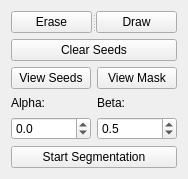
The window that segmentationwidget.ui (GIBIS-UNIFESP/BIAL-GUI) describes before a commit, drawn with Qt 5.
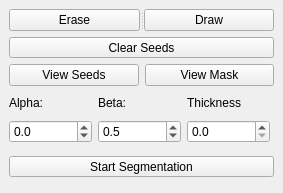
The same window after the commit.

Commit message: Added thickness to draw lines

The edit to the form file:
```diff
--- a/segmentationwidget.ui
+++ b/segmentationwidget.ui
@@ -6,76 +6,48 @@
    <rect>
     <x>0</x>
     <y>0</y>
-    <width>184</width>
-    <height>179</height>
+    <width>283</width>
+    <height>193</height>
    </rect>
   </property>
   <property name="windowTitle">
    <string>Form</string>
   </property>
-  <layout class="QGridLayout" name="gridLayout">
-   <item row="4" column="0">
-    <widget class="QDoubleSpinBox" name="AlphaSpinBox">
-     <property name="decimals">
-      <number>1</number>
-     </property>
-     <property name="minimum">
-      <double>-1.000000000000000</double>
-     </property>
-     <property name="maximum">
-      <double>1.000000000000000</double>
-     </property>
-     <property name="singleStep">
-      <double>0.100000000000000</double>
-     </property>
-    </widget>
-   </item>
-   <item row="4" column="1">
-    <widget class="QDoubleSpinBox" name="BetaSpinBox">
-     <property name="decimals">
-      <number>1</number>
-     </property>
-     <property name="maximum">
-      <double>4.000000000000000</double>
-     </property>
-     <property name="singleStep">
-      <double>0.100000000000000</double>
-     </property>
-     <property name="value">
-      <double>0.500000000000000</double>
-     </property>
-    </widget>
-   </item>
-   <item row="1" column="0" colspan="2">
     <widget class="QPushButton" name="ClearButton">
+   <property name="geometry">
+    <rect>
+     <x>9</x>
+     <y>37</y>
+     <width>265</width>
+     <height>21</height>
+    </rect>
+   </property>
      <property name="text">
       <string>Clear Seeds</string>
      </property>
     </widget>
-   </item>
-   <item row="3" column="0">
-    <widget class="QLabel" name="label">
-     <property name="text">
-      <string>Alpha:</string>
-     </property>
-    </widget>
-   </item>
-   <item row="5" column="0" colspan="2">
     <widget class="QPushButton" name="SegmentationButton">
+   <property name="geometry">
+    <rect>
+     <x>9</x>
+     <y>156</y>
+     <width>265</width>
+     <height>21</height>
+    </rect>
+   </property>
      <property name="text">
       <string>Start Segmentation</string>
      </property>
     </widget>
-   </item>
-   <item row="3" column="1">
-    <widget class="QLabel" name="label_2">
-     <property name="text">
-      <string>Beta:</string>
-     </property>
-    </widget>
-   </item>
-   <item row="0" column="0" colspan="2">
     <widget class="QSplitter" name="splitter">
+   <property name="geometry">
+    <rect>
+     <x>9</x>
+     <y>9</y>
+     <width>265</width>
+     <height>22</height>
+    </rect>
+   </property>
      <property name="orientation">
       <enum>Qt::Horizontal</enum>
      </property>
@@ -102,9 +74,15 @@
       </property>
      </widget>
     </widget>
-   </item>
-   <item row="2" column="0">
     <widget class="QPushButton" name="pushButtonShowSeeds">
+   <property name="geometry">
+    <rect>
+     <x>9</x>
+     <y>64</y>
+     <width>130</width>
+     <height>22</height>
+    </rect>
+   </property>
      <property name="text">
       <string>View Seeds</string>
      </property>
@@ -112,9 +90,15 @@
       <bool>true</bool>
      </property>
     </widget>
-   </item>
-   <item row="2" column="1">
     <widget class="QPushButton" name="pushButtonShowMask">
+   <property name="geometry">
+    <rect>
+     <x>145</x>
+     <y>64</y>
+     <width>129</width>
+     <height>22</height>
+    </rect>
+   </property>
      <property name="text">
       <string>View Mask</string>
      </property>
@@ -122,8 +106,85 @@
       <bool>true</bool>
      </property>
     </widget>
-   </item>
-  </layout>
+  <widget class="QWidget" name="">
+   <property name="geometry">
+    <rect>
+     <x>9</x>
+     <y>92</y>
+     <width>261</width>
+     <height>51</height>
+    </rect>
+   </property>
+   <layout class="QGridLayout" name="gridLayout">
+    <item row="0" column="0" colspan="3">
+     <layout class="QHBoxLayout" name="horizontalLayout">
+      <item>
+       <widget class="QLabel" name="label">
+        <property name="text">
+         <string>Alpha:</string>
+        </property>
+       </widget>
+      </item>
+      <item>
+       <widget class="QLabel" name="label_2">
+        <property name="text">
+         <string>Beta:</string>
+        </property>
+       </widget>
+      </item>
+      <item>
+       <widget class="QLabel" name="label_3">
+        <property name="text">
+         <string>Thickness</string>
+        </property>
+       </widget>
+      </item>
+     </layout>
+    </item>
+    <item row="1" column="0">
+     <widget class="QDoubleSpinBox" name="AlphaSpinBox">
+      <property name="decimals">
+       <number>1</number>
+      </property>
+      <property name="minimum">
+       <double>-1.000000000000000</double>
+      </property>
+      <property name="maximum">
+       <double>1.000000000000000</double>
+      </property>
+      <property name="singleStep">
+       <double>0.100000000000000</double>
+      </property>
+     </widget>
+    </item>
+    <item row="1" column="1">
+     <widget class="QDoubleSpinBox" name="BetaSpinBox">
+      <property name="decimals">
+       <number>1</number>
+      </property>
+      <property name="maximum">
+       <double>4.000000000000000</double>
+      </property>
+      <property name="singleStep">
+       <double>0.100000000000000</double>
+      </property>
+      <property name="value">
+       <double>0.500000000000000</double>
+      </property>
+     </widget>
+    </item>
+    <item row="1" column="2">
+     <widget class="QDoubleSpinBox" name="thickDoubleSpinBox">
+      <property name="decimals">
+       <number>1</number>
+      </property>
+      <property name="singleStep">
+       <double>1.000000000000000</double>
+      </property>
+     </widget>
+    </item>
+   </layout>
+  </widget>
  </widget>
  <resources/>
  <connections/>
```
Lines whose indentation alone changed are shown as unchanged. The commit also changes 4 other files.
